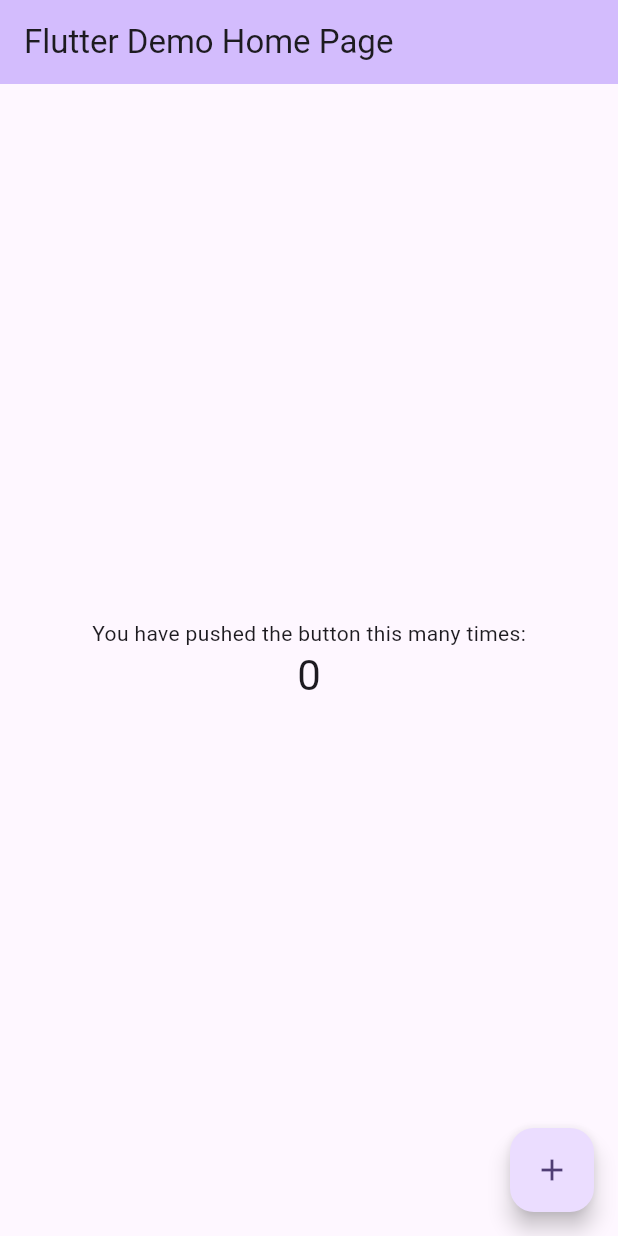
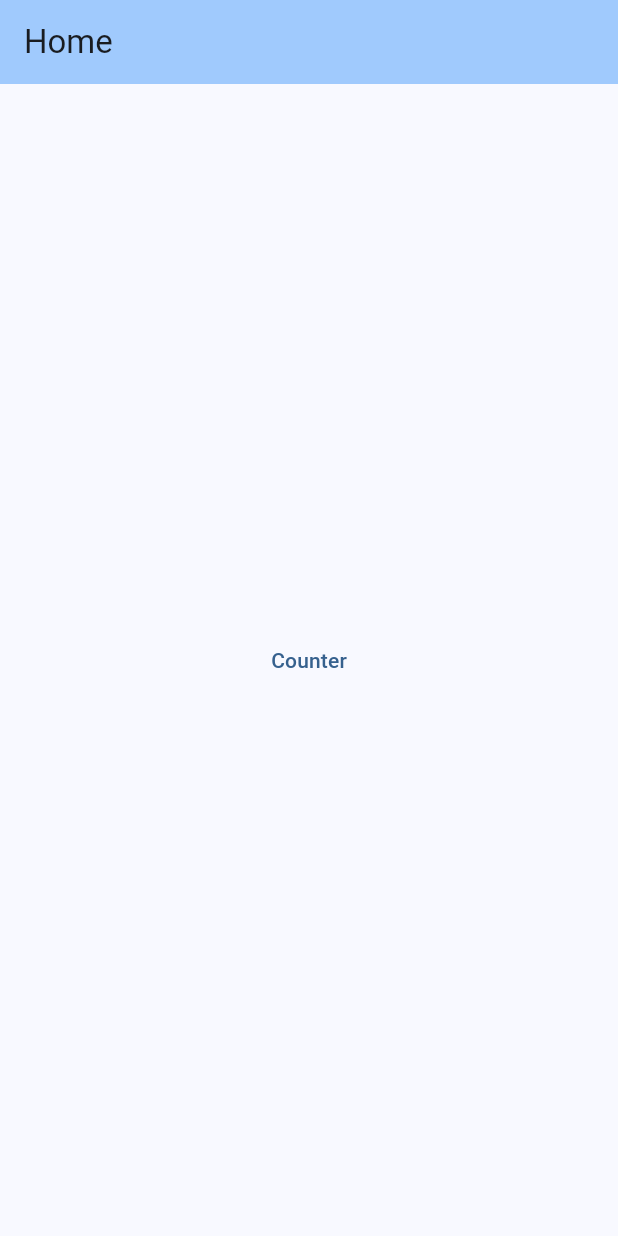
Before and after one commit to PedroKcz/flutter-playground, a Flutter app: the screen it shows after launch, on a phone screen of 412 x 824 dp. Run offline on Flutter 3.47's test engine with Material 3 defaults, Android fonts, the phone set to English and light mode, and no system bars; our stand-ins replace bloc, flutter_bloc.

```diff
--- /dev/null
+++ b/lib/home/home_page.dart
@@ -0,0 +1,29 @@
+import 'package:flutter/material.dart';
+import 'package:hello_world/counter/counter_page.dart';
+
+class HomePage extends StatelessWidget {
+  const HomePage({super.key});
+
+  @override
+  Widget build(BuildContext context) {
+    return Scaffold(
+      appBar: AppBar(
+        backgroundColor: Theme.of(context).colorScheme.inversePrimary,
+        title: const Text('Home'),
+      ),
+      body: Center(
+        child: Column(
+          mainAxisAlignment: MainAxisAlignment.center,
+          children: <Widget>[
+            TextButton(
+              onPressed: () => Navigator.of(context).push<void>(
+                CounterPage.route(),
+              ),
+              child: const Text('Counter'),
+            ),
+          ],
+        ),
+      ),
+    );
+  }
+}
--- a/lib/main.dart
+++ b/lib/main.dart
@@ -1,4 +1,5 @@
 import 'package:flutter/material.dart';
+import 'package:hello_world/home/home_page.dart';
 
 void main() {
   runApp(const MyApp());
@@ -7,119 +8,15 @@ void main() {
 class MyApp extends StatelessWidget {
   const MyApp({super.key});
 
-  // This widget is the root of your application.
   @override
   Widget build(BuildContext context) {
     return MaterialApp(
-      title: 'Flutter Demo',
+      title: 'Hello World',
       theme: ThemeData(
-        // This is the theme of your application.
-        //
-        // TRY THIS: Try running your application with "flutter run". You'll see
-        // the application has a purple toolbar. Then, without quitting the app,
-        // try changing the seedColor in the colorScheme below to Colors.green
-        // and then invoke "hot reload" (save your changes or press the "hot
-        // reload" button in a Flutter-supported IDE, or press "r" if you used
-        // the command line to start the app).
-        //
-        // Notice that the counter didn't reset back to zero; the application
-        // state is not lost during the reload. To reset the state, use hot
-        // restart instead.
-        //
-        // This works for code too, not just values: Most code changes can be
-        // tested with just a hot reload.
-        colorScheme: ColorScheme.fromSeed(seedColor: Colors.deepPurple),
+        colorScheme: ColorScheme.fromSeed(seedColor: Colors.blue),
         useMaterial3: true,
       ),
-      home: const MyHomePage(title: 'Flutter Demo Home Page'),
+      home: const HomePage(),
     );
   }
 }
-
-class MyHomePage extends StatefulWidget {
-  const MyHomePage({super.key, required this.title});
-
-  // This widget is the home page of your application. It is stateful, meaning
-  // that it has a State object (defined below) that contains fields that affect
-  // how it looks.
-
-  // This class is the configuration for the state. It holds the values (in this
-  // case the title) provided by the parent (in this case the App widget) and
-  // used by the build method of the State. Fields in a Widget subclass are
-  // always marked "final".
-
-  final String title;
-
-  @override
-  State<MyHomePage> createState() => _MyHomePageState();
-}
-
-class _MyHomePageState extends State<MyHomePage> {
-  int _counter = 0;
-
-  void _incrementCounter() {
-    setState(() {
-      // This call to setState tells the Flutter framework that something has
-      // changed in this State, which causes it to rerun the build method below
-      // so that the display can reflect the updated values. If we changed
-      // _counter without calling setState(), then the build method would not be
-      // called again, and so nothing would appear to happen.
-      _counter++;
-    });
-  }
-
-  @override
-  Widget build(BuildContext context) {
-    // This method is rerun every time setState is called, for instance as done
-    // by the _incrementCounter method above.
-    //
-    // The Flutter framework has been optimized to make rerunning build methods
-    // fast, so that you can just rebuild anything that needs updating rather
-    // than having to individually change instances of widgets.
-    return Scaffold(
-      appBar: AppBar(
-        // TRY THIS: Try changing the color here to a specific color (to
-        // Colors.amber, perhaps?) and trigger a hot reload to see the AppBar
-        // change color while the other colors stay the same.
-        backgroundColor: Theme.of(context).colorScheme.inversePrimary,
-        // Here we take the value from the MyHomePage object that was created by
-        // the App.build method, and use it to set our appbar title.
-        title: Text(widget.title),
-      ),
-      body: Center(
-        // Center is a layout widget. It takes a single child and positions it
-        // in the middle of the parent.
-        child: Column(
-          // Column is also a layout widget. It takes a list of children and
-          // arranges them vertically. By default, it sizes itself to fit its
-          // children horizontally, and tries to be as tall as its parent.
-          //
-          // Column has various properties to control how it sizes itself and
-          // how it positions its children. Here we use mainAxisAlignment to
-          // center the children vertically; the main axis here is the vertical
-          // axis because Columns are vertical (the cross axis would be
-          // horizontal).
-          //
-          // TRY THIS: Invoke "debug painting" (choose the "Toggle Debug Paint"
-          // action in the IDE, or press "p" in the console), to see the
-          // wireframe for each widget.
-          mainAxisAlignment: MainAxisAlignment.center,
-          children: <Widget>[
-            const Text(
-              'You have pushed the button this many times:',
-            ),
-            Text(
-              '$_counter',
-              style: Theme.of(context).textTheme.headlineMedium,
-            ),
-          ],
-        ),
-      ),
-      floatingActionButton: FloatingActionButton(
-        onPressed: _incrementCounter,
-        tooltip: 'Increment',
-        child: const Icon(Icons.add),
-      ), // This trailing comma makes auto-formatting nicer for build methods.
-    );
-  }
-}
```
Also changed, not shown: analysis_options.yaml (+43 -22 lines), lib/counter/counter_cubit.dart (added, +9 -0 lines), lib/counter/counter_observer.dart (added, +12 -0 lines), lib/counter/counter_page.dart (added, +22 -0 lines), lib/counter/counter_view.dart (added, +39 -0 lines), pubspec.yaml (+6 -3 lines), pubspec.lock, 6 other files.
